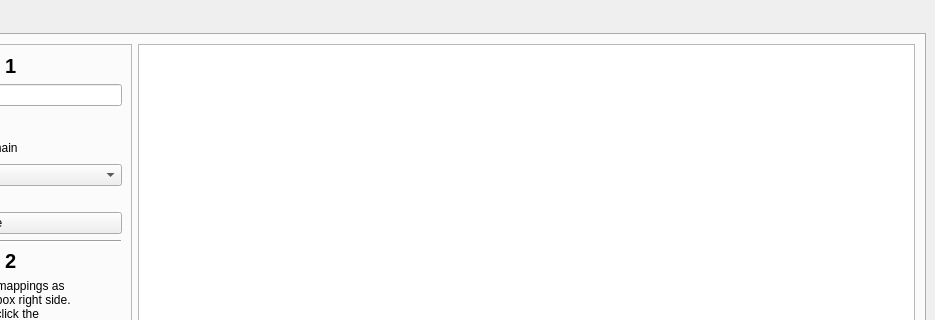
First picture: the form in gui/guiLayout.ui, repository dbpedia/tablist-extractor, before the edit; both pictures show x 188 to 1123 and y 0 to 320 of the 1123 by 775 pixel window.
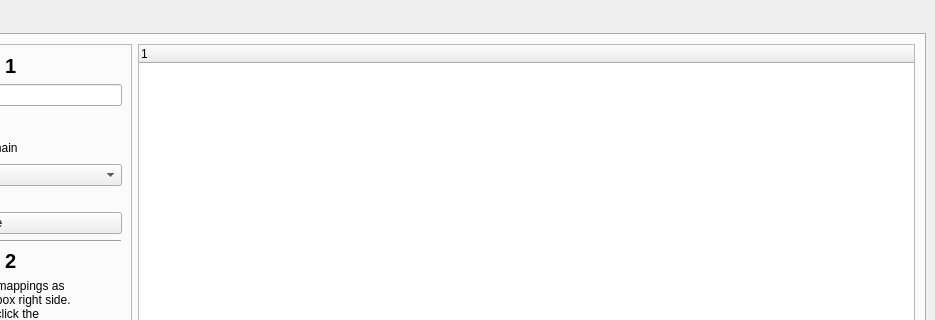
Second picture: the form after the edit.

The edit to the form file:
```diff
--- a/gui/guiLayout.ui
+++ b/gui/guiLayout.ui
@@ -310,7 +310,7 @@
          </widget>
         </item>
         <item row="0" column="2">
-         <widget class="QTextEdit" name="textEdit"/>
+         <widget class="QTreeWidget" name="DomainSettingsTreeWidget"/>
         </item>
        </layout>
       </widget>
```
